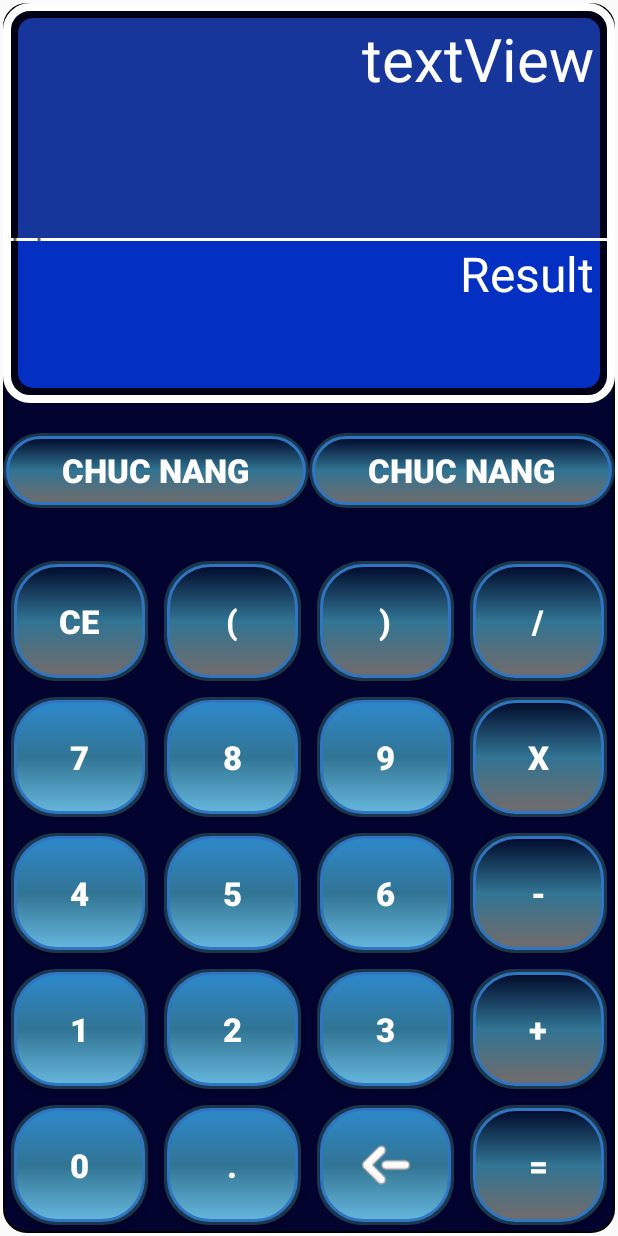
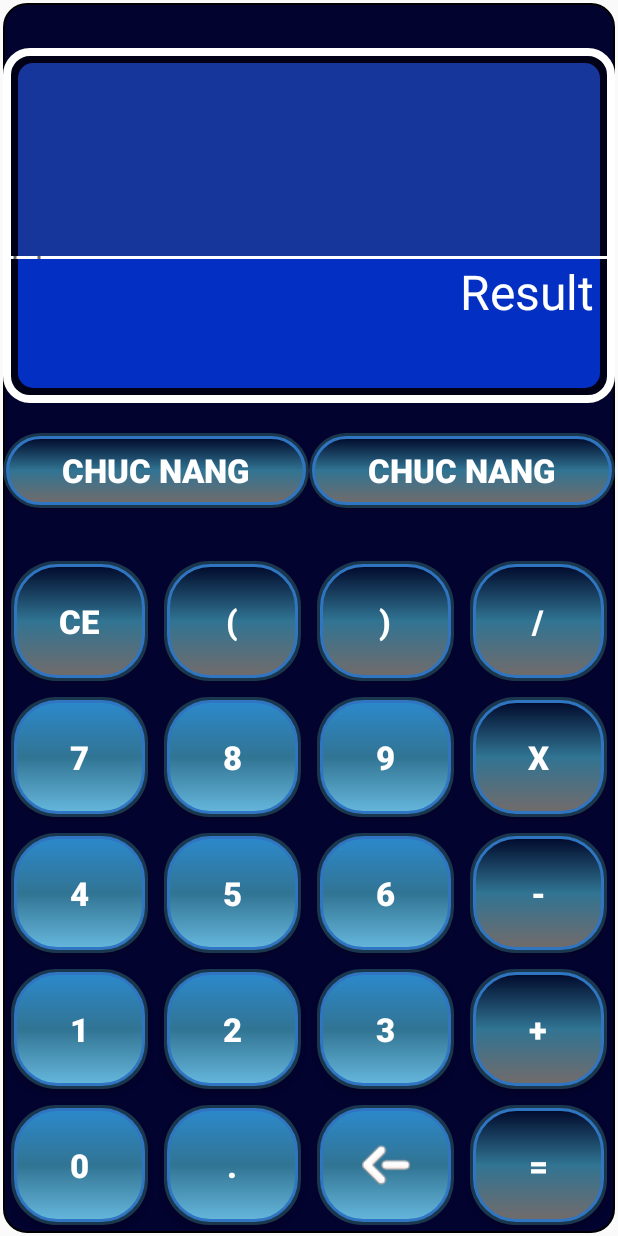
Before and after one commit to namy1622/My_Caculator, an Android app: the screen it shows after launch (MainActivity), on a phone screen of 412 x 824 dp. Run offline under Robolectric (Android 15) with nearby library versions, the phone set to English and light mode, and no system bars.

Commit message:
layout_caculator_v2

```diff
--- a/app/src/main/java/com/example/caculator/MainActivity.java
+++ b/app/src/main/java/com/example/caculator/MainActivity.java
@@ -1,6 +1,10 @@
 package com.example.caculator;
 
+import android.annotation.SuppressLint;
 import android.os.Bundle;
+import android.view.View;
+import android.widget.Button;
+import android.widget.TextView;
 
 import androidx.activity.EdgeToEdge;
 import androidx.appcompat.app.AppCompatActivity;
@@ -10,15 +14,40 @@ import androidx.core.view.WindowInsetsCompat;
 
 public class MainActivity extends AppCompatActivity {
 
+    Button btn_0;
+    Button btn_equal;
+    TextView txt_input;
+    TextView txt_result;
+    @SuppressLint("MissingInflatedId")
     @Override
     protected void onCreate(Bundle savedInstanceState) {
         super.onCreate(savedInstanceState);
         EdgeToEdge.enable(this);
         setContentView(R.layout.activity_main);
-        ViewCompat.setOnApplyWindowInsetsListener(findViewById(R.id.main), (v, insets) -> {
-            Insets systemBars = insets.getInsets(WindowInsetsCompat.Type.systemBars());
-            v.setPadding(systemBars.left, systemBars.top, systemBars.right, systemBars.bottom);
-            return insets;
+//        ViewCompat.setOnApplyWindowInsetsListener(findViewById(R.id.main), (v, insets) -> {
+//            Insets systemBars = insets.getInsets(WindowInsetsCompat.Type.systemBars());
+//            v.setPadding(systemBars.left, systemBars.top, systemBars.right, systemBars.bottom);
+//            return insets;
+//        });
+
+        btn_0 = (Button)  findViewById(R.id.btn_0);
+        btn_equal = (Button) findViewById(R.id.btn_equal);
+        txt_input = (TextView) findViewById(R.id.txt_input);
+        txt_result = (TextView) findViewById(R.id.txt_result);
+        txt_input.setText("");
+        btn_0.setOnClickListener(new View.OnClickListener() {
+            @Override
+            public void onClick(View view) {
+                txt_input.setText( txt_input.getText().toString() + "0");
+
+            }
+        });
+
+        btn_equal.setOnClickListener(new View.OnClickListener() {
+            @Override
+            public void onClick(View view) {
+                txt_result.setText(txt_input.getText().toString());
+            }
         });
     }
 }
--- a/app/src/main/res/layout/activity_main.xml
+++ b/app/src/main/res/layout/activity_main.xml
@@ -12,6 +12,7 @@
     tools:context=".MainActivity">
 
     <LinearLayout
+        android:layout_marginTop="30dp"
         android:background="@drawable/border_show"
         android:layout_weight="2"
         android:weightSum="2"
@@ -19,6 +20,7 @@
         android:layout_width="match_parent"
         android:layout_height="0dp">
         <TextView
+            android:id="@+id/txt_input"
             android:layout_weight="1.2"
             android:layout_width="match_parent"
             android:layout_height="0dp"
@@ -38,6 +40,7 @@
             android:layout_height="2dp"
             android:background="#ffff"/>
         <TextView
+            android:id="@+id/txt_result"
             android:layout_width="match_parent"
             android:layout_weight="0.8"
             android:layout_height="0dp"
@@ -91,18 +94,22 @@
             android:layout_weight="1">
 
             <Button
+                android:id="@+id/btn_CE"
                 style="@style/actionButton"
                 android:text="CE"
                 />
             <Button
+                android:id="@+id/btn_open_left"
                 style="@style/actionButton"
                 android:text="("
                 />
             <Button
+                android:id="@+id/btn_close_right"
                 style="@style/actionButton"
                 android:text=")"
                 />
             <Button
+                android:id="@+id/btn_divide"
                 style="@style/actionButton"
                 android:text="/"
                />
@@ -115,19 +122,23 @@
             android:layout_weight="1">
 
             <Button
+                android:id="@+id/btn_7"
                 style="@style/actionNumber"
 
                 android:text="7"
                 />
             <Button
+                android:id="@+id/btn_8"
                 style="@style/actionNumber"
                 android:text="8"
                 />
             <Button
+                android:id="@+id/btn_9"
                 style="@style/actionNumber"
                 android:text="9"
                />
             <Button
+                android:id="@+id/btn_multi"
                 style="@style/actionButton"
                 android:text="X"
                 />
@@ -140,18 +151,22 @@
             android:layout_weight="1">
 
             <Button
+                android:id="@+id/btn_4"
                 style="@style/actionNumber"
                 android:text="4"
                 />
             <Button
+                android:id="@+id/btn_5"
                 style="@style/actionNumber"
                 android:text="5"
                 />
             <Button
+                android:id="@+id/btn_6"
                 style="@style/actionNumber"
                 android:text="6"
                 android:textStyle="bold"/>
             <Button
+                android:id="@+id/btn_minus"
                 style="@style/actionButton"
                 android:text="-"
                 />
@@ -164,18 +179,22 @@
             android:layout_weight="1">
 
             <Button
+                android:id="@+id/btn_1"
                 style="@style/actionNumber"
                 android:text="1"
                 />
             <Button
+                android:id="@+id/btn_2"
                 style="@style/actionNumber"
                 android:text="2"
                 />
             <Button
+                android:id="@+id/btn_3"
                 style="@style/actionNumber"
                 android:text="3"
                 />
             <Button
+                android:id="@+id/btn_plus"
                 style="@style/actionButton"
                 android:text="+"
                />
@@ -188,18 +207,22 @@
             android:layout_weight="1">
 
             <Button
+                android:id="@+id/btn_0"
                 style="@style/actionNumber"
                 android:text="0"
                 />
             <Button
+                android:id="@+id/btn_dot"
                 style="@style/actionNumber"
                 android:text="."
                 />
 
             <ImageButton
+                android:id="@+id/btn_delete"
                 style="@style/actionNumber"
                 android:src="@drawable/arrow_left"/>
             <Button
+                android:id="@+id/btn_equal"
                 style="@style/actionButton"
 
                 android:text="="
```
